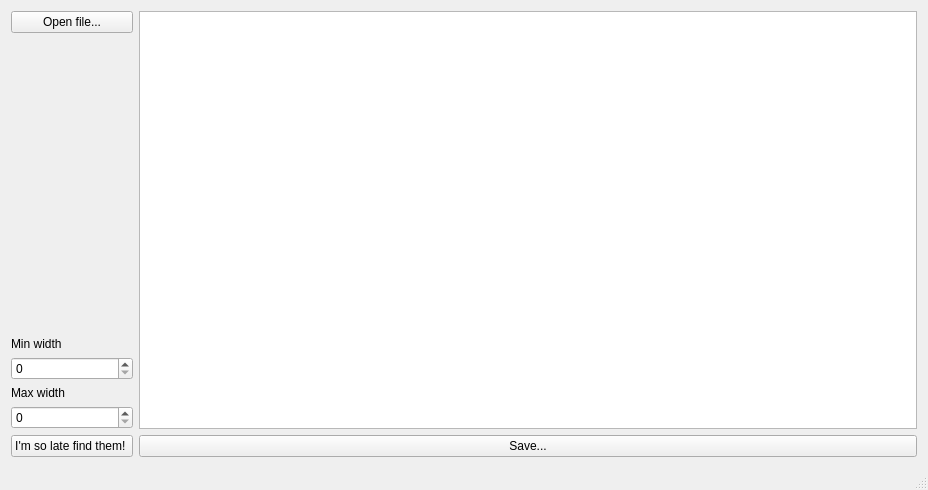
This is mainwindow.ui in mvonthron/find-peaks as Qt 5 draws it before an edit. The edited form follows.
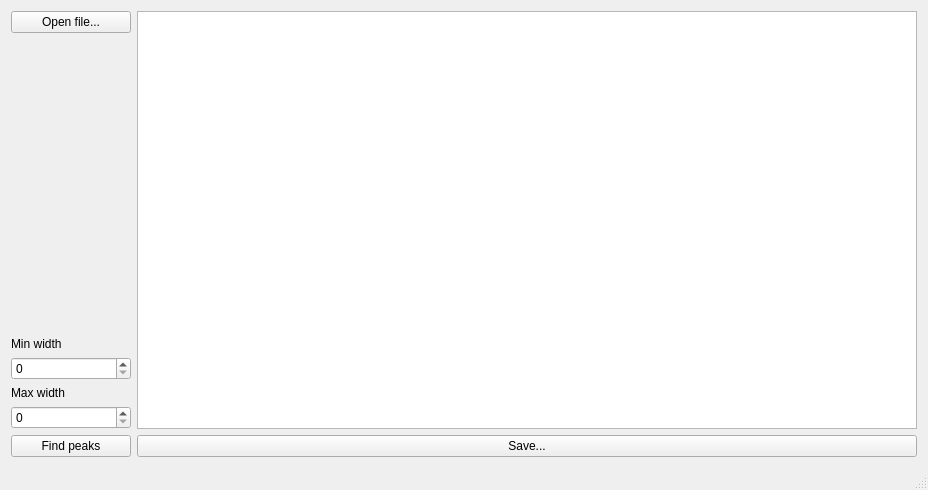
This is the edited form.

Patch:
```diff
--- a/mainwindow.ui
+++ b/mainwindow.ui
@@ -52,7 +52,14 @@
        </widget>
       </item>
       <item>
-       <widget class="QSpinBox" name="minEntry"/>
+       <widget class="QSpinBox" name="minEntry">
+        <property name="minimumSize">
+         <size>
+          <width>120</width>
+          <height>0</height>
+         </size>
+        </property>
+       </widget>
       </item>
       <item>
        <widget class="QLabel" name="label_2">
@@ -67,7 +74,7 @@
       <item>
        <widget class="QPushButton" name="findPeakButton">
         <property name="text">
-         <string>I'm so late find them! </string>
+         <string>Find peaks</string>
         </property>
        </widget>
       </item>
```
Left out of the diff: 2 changed lines with no effect on the pictures.
